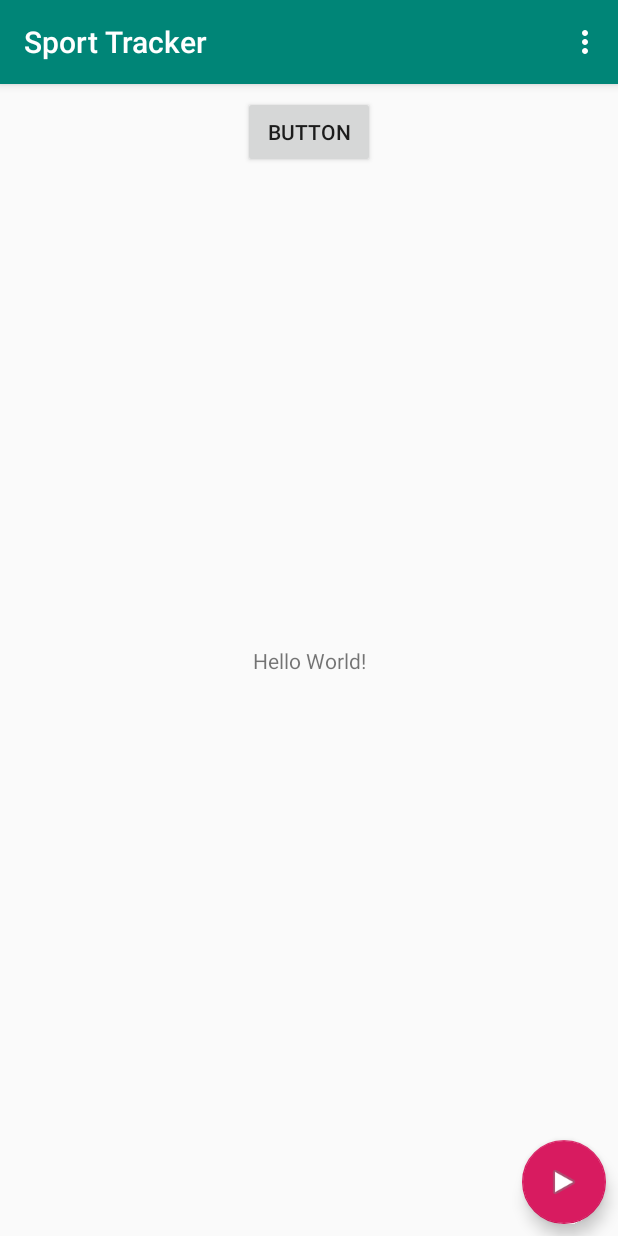
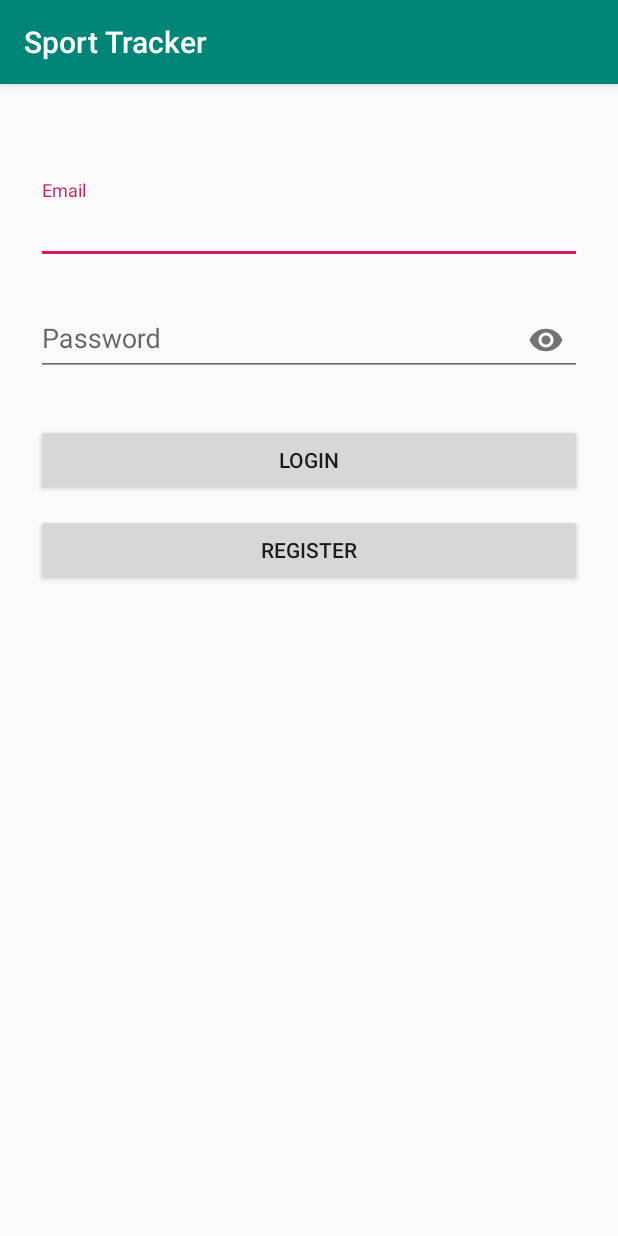
Before and after one commit to norbertgal97/sport_tracker, an Android app: the screen it shows after launch (MainActivity before the commit, LoginActivity after it), after a tap on "BUTTON", on a phone screen of 412 x 824 dp. Run offline under Robolectric (Android 15) with nearby library versions, the phone set to English and light mode, and no system bars.

Commit message:
LoginActivity

```diff
--- a/app/build.gradle
+++ b/app/build.gradle
@@ -26,11 +26,18 @@ dependencies {
     implementation fileTree(dir: 'libs', include: ['*.jar'])
     implementation "org.jetbrains.kotlin:kotlin-stdlib-jdk7:$kotlin_version"
     implementation 'com.android.support:appcompat-v7:28.0.0'
+    implementation 'com.android.support:support-v4:28.0.0'
+    implementation 'com.android.support:support-media-compat:28.0.0'
     implementation 'com.android.support.constraint:constraint-layout:1.1.3'
-    implementation 'com.android.support:design:28.0.0'
     implementation 'com.android.support:preference-v7:28.0.0'
     implementation 'com.github.PhilJay:MPAndroidChart:v3.1.0-alpha'
+    implementation 'com.google.firebase:firebase-auth:16.1.0'
+    implementation 'com.android.support:design:28.0.0'
+    implementation 'com.flaviofaria:kenburnsview:1.0.7'
+    implementation 'com.github.bumptech.glide:glide:4.8.0'
+
     testImplementation 'junit:junit:4.12'
     androidTestImplementation 'com.android.support.test:runner:1.0.2'
     androidTestImplementation 'com.android.support.test.espresso:espresso-core:3.0.2'
 }
+apply plugin: 'com.google.gms.google-services'
--- a/app/src/main/AndroidManifest.xml
+++ b/app/src/main/AndroidManifest.xml
@@ -1,6 +1,8 @@
 <?xml version="1.0" encoding="utf-8"?>
 <manifest xmlns:android="http://schemas.android.com/apk/res/android"
           package="hu.bme.aut.sporttracker">
+
+    <uses-permission android:name="android.permission.INTERNET"/>
 
     <application
             android:allowBackup="true"
@@ -9,6 +11,8 @@
             android:roundIcon="@mipmap/ic_launcher_round"
             android:supportsRtl="true"
             android:theme="@style/AppTheme">
+        <activity android:name=".LoginActivity">
+        </activity>
         <activity android:name=".SettingsActivity">
         </activity>
         <activity android:name=".CounterActivity">
--- /dev/null
+++ b/app/src/main/java/hu/bme/aut/sporttracker/LoginActivity.kt
@@ -0,0 +1,12 @@
+package hu.bme.aut.sporttracker
+
+import android.support.v7.app.AppCompatActivity
+import android.os.Bundle
+
+class LoginActivity : AppCompatActivity() {
+
+    override fun onCreate(savedInstanceState: Bundle?) {
+        super.onCreate(savedInstanceState)
+        setContentView(R.layout.activity_login)
+    }
+}
--- a/app/src/main/java/hu/bme/aut/sporttracker/MainActivity.kt
+++ b/app/src/main/java/hu/bme/aut/sporttracker/MainActivity.kt
@@ -25,6 +25,9 @@ class MainActivity : AppCompatActivity() {
         button.setOnClickListener {
             val sharedPreferences = PreferenceManager.getDefaultSharedPreferences(applicationContext)
             Toast.makeText(this,sharedPreferences.getString("name","DEFAULT"),Toast.LENGTH_LONG).show()
+
+            val intent = Intent(this, LoginActivity::class.java)
+            startActivity(intent)
         }
     }
 
--- /dev/null
+++ b/app/src/main/res/layout/activity_login.xml
@@ -0,0 +1,61 @@
+<?xml version="1.0" encoding="utf-8"?>
+<LinearLayout xmlns:android="http://schemas.android.com/apk/res/android"
+            xmlns:app="http://schemas.android.com/apk/res-auto"
+            android:layout_width="match_parent"
+            android:layout_height="match_parent"
+            android:fitsSystemWindows="true"
+            android:orientation="vertical"
+            android:paddingLeft="24dp"
+            android:paddingRight="24dp"
+            android:paddingTop="56dp">
+
+        <android.support.design.widget.TextInputLayout
+                android:layout_width="match_parent"
+                android:layout_height="wrap_content"
+                android:layout_marginBottom="8dp"
+                android:layout_marginTop="8dp">
+
+            <EditText
+                    android:id="@+id/etEmail"
+                    android:layout_width="match_parent"
+                    android:layout_height="wrap_content"
+                    android:hint="Email"
+                    android:inputType="textEmailAddress"
+                    android:text="" />
+
+        </android.support.design.widget.TextInputLayout>
+
+        <android.support.design.widget.TextInputLayout
+                android:layout_width="match_parent"
+                android:layout_height="wrap_content"
+                android:layout_marginBottom="8dp"
+                android:layout_marginTop="8dp"
+                app:passwordToggleEnabled="true">
+
+            <EditText
+                    android:id="@+id/etPassword"
+                    android:layout_width="match_parent"
+                    android:layout_height="wrap_content"
+                    android:hint="Password"
+                    android:inputType="textPassword"
+                    android:text="" />
+
+        </android.support.design.widget.TextInputLayout>
+
+        <Button
+                android:id="@+id/btnLogin"
+                android:layout_width="match_parent"
+                android:layout_height="wrap_content"
+                android:layout_marginBottom="12dp"
+                android:layout_marginTop="24dp"
+                android:padding="12dp"
+                android:text="Login" />
+
+        <Button
+                android:id="@+id/btnRegister"
+                android:layout_width="match_parent"
+                android:layout_height="wrap_content"
+                android:padding="12dp"
+                android:text="Register" />
+
+</LinearLayout>
--- a/build.gradle
+++ b/build.gradle
@@ -9,6 +9,7 @@ buildscript {
     }
     dependencies {
         classpath 'com.android.tools.build:gradle:3.3.1'
+        classpath 'com.google.gms:google-services:4.2.0'
         classpath "org.jetbrains.kotlin:kotlin-gradle-plugin:$kotlin_version"
         // NOTE: Do not place your application dependencies here; they belong
         // in the individual module build.gradle files
```
